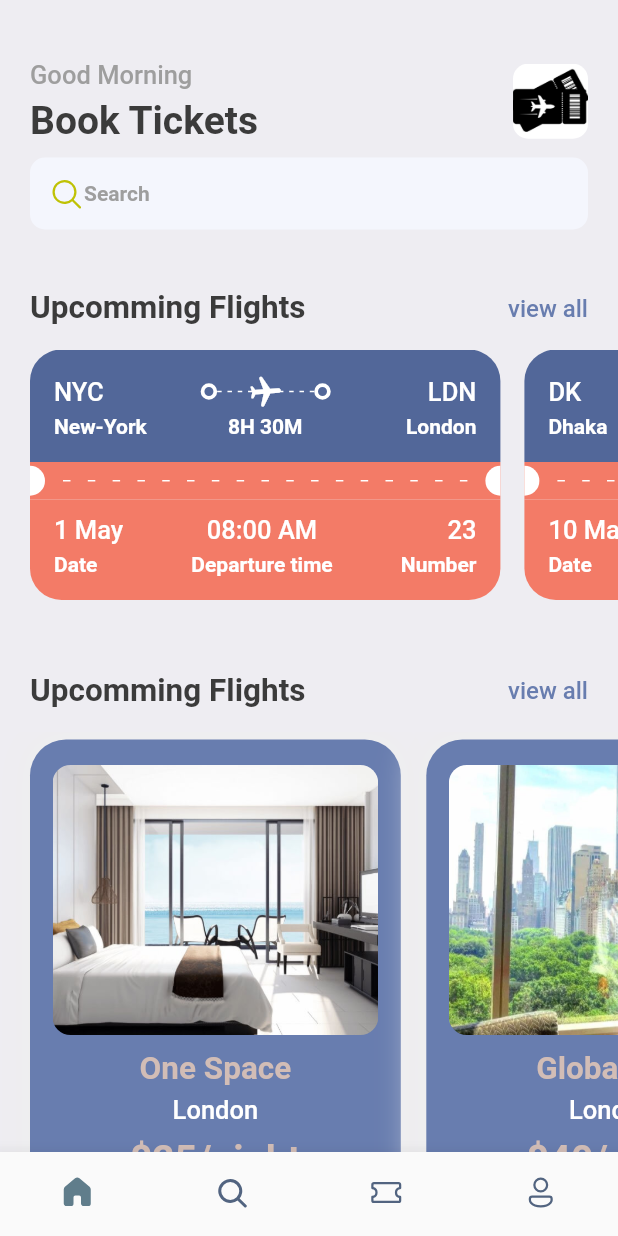
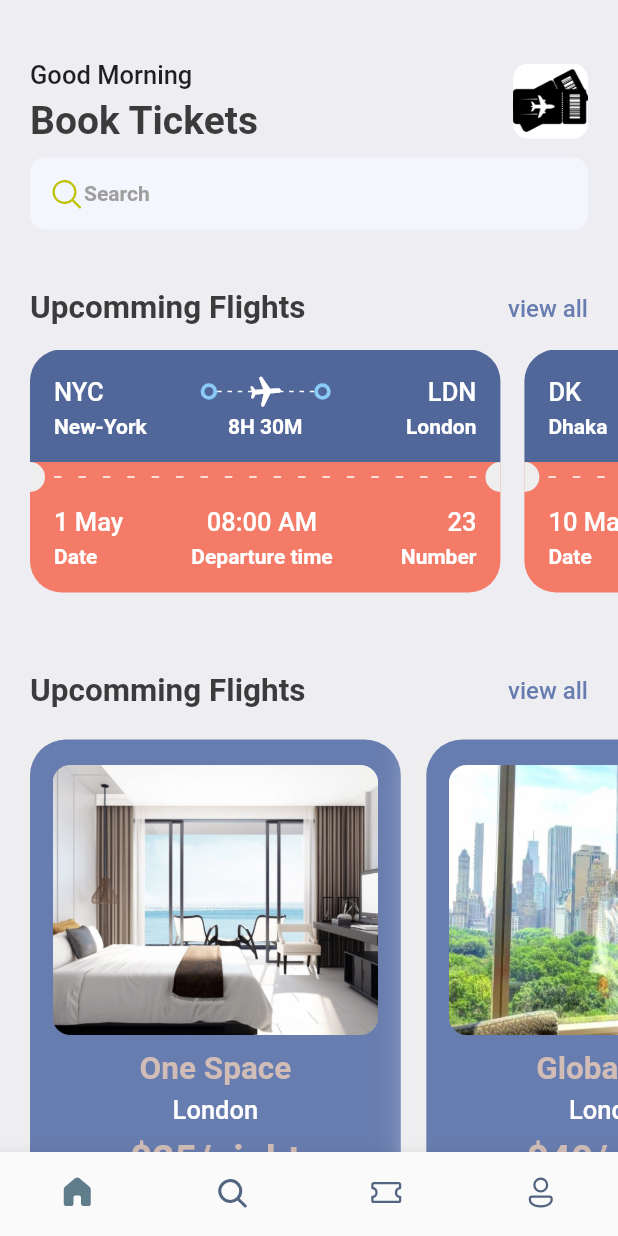
Before and after one commit to AkritiSubedi/ticketbookingapp, a Flutter app: the screen it shows after launch, on a phone screen of 412 x 824 dp. Run offline on Flutter 3.47's test engine with Material 2 defaults, Android fonts, the phone set to English and light mode, and no system bars; our stand-ins replace fluentui_icons, gap, get; missing offline and left inert: dart:ffi.

Commit message:
day_13 completed

```diff
--- a/lib/screens/bottom_bar.dart
+++ b/lib/screens/bottom_bar.dart
@@ -2,6 +2,7 @@ import 'package:flutter/material.dart';
 import 'package:fluentui_icons/fluentui_icons.dart';
 import 'package:ticketbookingapp/screens/home_screen.dart';
 import 'package:ticketbookingapp/screens/search_screen.dart';
+import 'package:ticketbookingapp/screens/ticket_screens.dart';
 
 class BottomBar extends StatefulWidget {
   const BottomBar({Key? key}) : super(key: key);
@@ -15,7 +16,7 @@ class _BottomBarState extends State<BottomBar> {
   static final List<Widget> _widgetOptions = <Widget>[
     HomeScreen(),
     SearchScreen(),
-    const Text("Ticket"),
+    TicketScreen(),
     const Text("Profile")
   ];
 
--- a/lib/screens/ticket_view.dart
+++ b/lib/screens/ticket_view.dart
@@ -1,23 +1,21 @@
 // ignore_for_file: unused_import
-
 import 'dart:ffi';
-
 import 'package:flutter/material.dart';
 import 'package:gap/gap.dart';
 import 'package:ticketbookingapp/utils/app_styles.dart';
 import 'package:ticketbookingapp/widgets/thick_container.dart';
-
 import '../utils/app_layout.dart';
 
 class TicketView extends StatelessWidget {
   final Map<String, dynamic> ticket;
-  const TicketView({Key? key, required this.ticket}) : super(key: key);
+  final bool? isColor;
+  const TicketView({Key? key, required this.ticket, this.isColor}) : super(key: key);
 
   @override
   Widget build(BuildContext context) {
     final size = AppLayout.getSize(context);
     return SizedBox(
-      width: size.width*0.8,
+      width: size.width * 0.8,
       height: AppLayout.getHeight(200),
       child: Container(
         margin: EdgeInsets.only(right: AppLayout.getHeight(16)),
@@ -27,7 +25,7 @@ class TicketView extends StatelessWidget {
             // showing blue part of the card/ticket
             Container(
               decoration: BoxDecoration(
-                  color: Color(0xFF526799),
+                  color: isColor==null? Color(0xFF526799):Colors.white,
                   borderRadius: BorderRadius.only(
                       topLeft: Radius.circular(AppLayout.getHeight(21)),
                       topRight: Radius.circular(21))),
@@ -39,10 +37,10 @@ class TicketView extends StatelessWidget {
                       Text(
                         ticket['from']['code'],
                         style:
-                            Styles.headLineStyle3.copyWith(color: Colors.white),
+                            isColor==null? Styles.headLineStyle3.copyWith(color: Colors.white):Styles.headLineStyle3,
                       ),
                       Expanded(child: Container()),
-                      ThickContainer(),
+                      ThickContainer(isColor: true),
                       Expanded(
                           child: Stack(
                         children: [
@@ -65,7 +63,8 @@ class TicketView extends StatelessWidget {
                                       height: 1,
                                       child: DecoratedBox(
                                         decoration:
-                                            BoxDecoration(color: Colors.white),
+                                            BoxDecoration(
+                                              color:isColor==null? Colors.white:Colors.grey.shade300),
                                       ),
                                     ),
                                   ),
@@ -78,17 +77,16 @@ class TicketView extends StatelessWidget {
                                 angle: 1.5,
                                 child: Icon(
                                   Icons.local_airport_rounded,
-                                  color: Colors.white,
+                                  color:isColor==null? Colors.white:Color(0xFF8ACCF7)),
                                 )),
-                          ),
                         ],
                       )),
-                      ThickContainer(),
+                      ThickContainer(isColor: true),
                       Expanded(child: Container()),
                       Text(
                         ticket['to']['code'],
                         style:
-                            Styles.headLineStyle3.copyWith(color: Colors.white),
+                            isColor==null? Styles.headLineStyle3.copyWith(color: Colors.white):Styles.headLineStyle3
                       )
                     ],
                   ),
@@ -100,22 +98,22 @@ class TicketView extends StatelessWidget {
                         width: AppLayout.getWidth(100),
                         child: Text(
                           ticket['from']['name'],
-                          style: Styles.headLineStyle4
-                              .copyWith(color: Colors.white),
+                          style: isColor==null? Styles.headLineStyle4
+                              .copyWith(color: Colors.white):Styles.headLineStyle4,
                         ),
                       ),
                       Text(
                         ticket['flying_time'],
                         style:
-                            Styles.headLineStyle4.copyWith(color: Colors.white),
+                            isColor==null? Styles.headLineStyle4.copyWith(color: Colors.white):Styles.headLineStyle4,
                       ),
                       SizedBox(
                         width: AppLayout.getWidth(100),
                         child: Text(
                           ticket['to']['name'],
                           textAlign: TextAlign.end,
-                          style: Styles.headLineStyle4
-                              .copyWith(color: Colors.white),
+                          style: isColor==null? Styles.headLineStyle4
+                              .copyWith(color: Colors.white):Styles.headLineStyle4,
                         ),
                       ),
                     ],
@@ -125,7 +123,7 @@ class TicketView extends StatelessWidget {
             ),
             //showing red part of the card/ticket
             Container(
-              color: Styles.orangeColor, //Color(0xFFF37B67),
+              color: isColor==null? Styles.orangeColor:Colors.white, //Color(0xFFF37B67),
               child: Row(
                 children: [
                   SizedBox(
@@ -133,7 +131,7 @@ class TicketView extends StatelessWidget {
                     width: AppLayout.getWidth(10),
                     child: DecoratedBox(
                       decoration: BoxDecoration(
-                          color: Colors.white,
+                          color:isColor==null?Colors.grey.shade200: Colors.white,
                           borderRadius: BorderRadius.only(
                               topRight: Radius.circular(10),
                               bottomRight: Radius.circular(10))),
@@ -141,7 +139,7 @@ class TicketView extends StatelessWidget {
                   ),
                   Expanded(
                       child: Padding(
-                    padding: const EdgeInsets.all(12.0),
+                    padding: const EdgeInsets.all(6.0),
                     child: LayoutBuilder(builder:
                         (BuildContext context, BoxConstraints constraints) {
                       return Flex(
@@ -155,7 +153,7 @@ class TicketView extends StatelessWidget {
                                     height: AppLayout.getHeight(1),
                                     child: DecoratedBox(
                                         decoration: BoxDecoration(
-                                      color: Colors.white,
+                                      color:isColor==null? Colors.white:Colors.grey.shade300,
                                     )),
                                   )));
                     }),
@@ -165,7 +163,7 @@ class TicketView extends StatelessWidget {
                     width: AppLayout.getWidth(10),
                     child: DecoratedBox(
                       decoration: BoxDecoration(
-                          color: Colors.white,
+                          color:isColor==null?Colors.grey.shade200: Colors.white,
                           borderRadius: BorderRadius.only(
                               topLeft: Radius.circular(10),
                               bottomLeft: Radius.circular(10))),
@@ -177,11 +175,12 @@ class TicketView extends StatelessWidget {
             //bottom part of orange card/ticket
             Container(
               decoration: BoxDecoration(
-                  color: Styles.orangeColor,
+                  color:isColor==null?Styles.orangeColor: Colors.white,
                   borderRadius: BorderRadius.only(
                       bottomLeft: Radius.circular(21),
                       bottomRight: Radius.circular(21))),
-              padding: EdgeInsets.only(left: 16, top: 10, right: 16, bottom: 16),
+              padding:
+                  EdgeInsets.only(left: 16, top: 10, right: 16, bottom: 16),
               child: Column(
                 children: [
                   Row(
@@ -192,14 +191,14 @@ class TicketView extends StatelessWidget {
                         children: [
                           Text(
                             ticket['date'],
-                            style: Styles.headLineStyle3
-                                .copyWith(color: Colors.white),
+                            style: isColor==null? Styles.headLineStyle3
+                                .copyWith(color: Colors.white):Styles.headLineStyle3,
                           ),
                           Gap(5),
                           Text(
                             "Date",
-                            style: Styles.headLineStyle4
-                                .copyWith(color: Colors.white),
+                            style:isColor==null? Styles.headLineStyle4
+                                .copyWith(color: Colors.white):Styles.headLineStyle4,
                           )
                         ],
                       ),
@@ -208,14 +207,14 @@ class TicketView extends StatelessWidget {
                         children: [
                           Text(
                             ticket['departure_time'],
-                            style: Styles.headLineStyle3
-                                .copyWith(color: Colors.white),
+                            style:isColor==null? Styles.headLineStyle3
+                                .copyWith(color: Colors.white):Styles.headLineStyle3,
                           ),
                           Gap(5),
                           Text(
                             "Departure time",
-                            style: Styles.headLineStyle4
-                                .copyWith(color: Colors.white),
+                            style: isColor==null? Styles.headLineStyle4
+                                .copyWith(color: Colors.white):Styles.headLineStyle4,
                           )
                         ],
                       ),
@@ -224,14 +223,14 @@ class TicketView extends StatelessWidget {
                         children: [
                           Text(
                             ticket['number'].toString(),
-                            style: Styles.headLineStyle3
-                                .copyWith(color: Colors.white),
+                            style:isColor==null? Styles.headLineStyle3
+                                .copyWith(color: Colors.white):Styles.headLineStyle3,
                           ),
                           Gap(5),
                           Text(
                             "Number",
-                            style: Styles.headLineStyle4
-                                .copyWith(color: Colors.white),
+                            style:isColor==null? Styles.headLineStyle4
+                                .copyWith(color: Colors.white):Styles.headLineStyle4,
                           )
                         ],
                       ),
--- a/lib/utils/app_styles.dart
+++ b/lib/utils/app_styles.dart
@@ -15,7 +15,7 @@ class Styles {
   static TextStyle headLineStyle2 =
       TextStyle(fontSize: 21, color: textColor, fontWeight: FontWeight.bold);
   static TextStyle headLineStyle3 = TextStyle(
-      fontSize: 17, color: Colors.grey.shade500, fontWeight: FontWeight.w500);
+      fontSize: 17, fontWeight: FontWeight.w500);
   static TextStyle headLineStyle4 = TextStyle(
       fontSize: 14, color: Colors.grey.shade500, fontWeight: FontWeight.bold);
 }
--- a/lib/widgets/thick_container.dart
+++ b/lib/widgets/thick_container.dart
@@ -1,16 +1,16 @@
 import 'package:flutter/material.dart';
 
 class ThickContainer extends StatelessWidget {
-  const ThickContainer({Key? key}) : super(key: key);
+  final bool? isColor;
+  const ThickContainer({Key? key, this.isColor}) : super(key: key);
 
   @override
   Widget build(BuildContext context) {
     return Container(
       padding: EdgeInsets.all(3.0),
       decoration: BoxDecoration(
-        borderRadius: BorderRadius.circular(20),
-        border: Border.all(width: 2.5, color: Colors.white)
-      ),
+          borderRadius: BorderRadius.circular(20),
+          border: Border.all(width: 2.5, color:isColor==null? Colors.white:Color(0xFF8ACCF7))),
     );
   }
 }
```
Also changed, not shown: lib/screens/search_screen.dart (+3 -43 lines), lib/screens/ticket_screens.dart (added, +37 -0 lines), lib/widgets/ticket_tabs.dart (added, +54 -0 lines).
